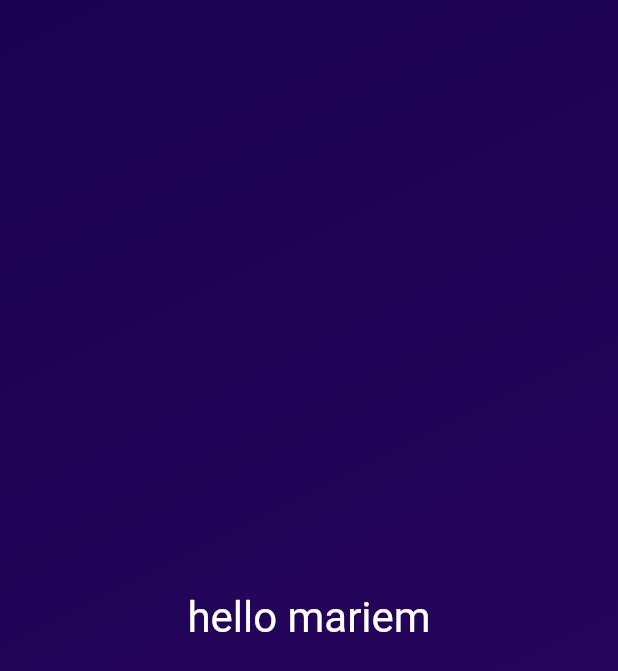
After one commit to mariemmedahid/Formation_Flutter_Itkan, a Flutter app: the screen it shows after launch, on a phone screen of 412 x 824 dp. The commit adds this screen. Shown: the top 671 px of the screen. Run offline on Flutter 3.47's test engine with Material 2 defaults, Android fonts, the light colour scheme and no system bars.

Commit message:
section2 dart&flutter create_custom_widget

```diff
--- /dev/null
+++ b/lib/gradient_container.dart
@@ -0,0 +1,25 @@
+import 'package:flutter/material.dart';
+import 'package:testfrmitkn/styled_text.dart';
+
+class GradientContainer extends StatelessWidget{
+  const GradientContainer({super.key});
+  @override
+  Widget build(BuildContext context) {
+
+    return Container(
+        decoration: BoxDecoration(
+          gradient: LinearGradient(
+            colors: [Color.fromARGB(255, 26, 2, 80),Color.fromARGB(255, 45, 7, 98)],
+            begin: Alignment.topLeft,
+            end: Alignment.bottomRight
+          ),
+        ),
+        child: Center(
+          child:styled_text()
+        ),
+      );
+  }
+
+
+
+}
--- a/lib/main.dart
+++ b/lib/main.dart
@@ -1,21 +1,11 @@
 import 'package:flutter/material.dart';
+import 'package:testfrmitkn/gradient_container.dart';
 
 void main() {
   runApp(MaterialApp(
     debugShowCheckedModeBanner: false,
     home: Scaffold(
-      body: Container(
-        decoration: BoxDecoration(
-          gradient: LinearGradient(
-            colors: [Color.fromARGB(255, 26, 2, 80),Color.fromARGB(255, 45, 7, 98)],
-            begin: Alignment.topLeft,
-            end: Alignment.bottomRight
-          ),
-        ),
-        child: Center(
-          child: Text("hello mariem",style: TextStyle(color: Colors.white,fontSize: 28),),
-        ),
-      ),
+      body: GradientContainer(),
     ),
   ));
 }
--- /dev/null
+++ b/lib/styled_text.dart
@@ -0,0 +1,11 @@
+import 'package:flutter/material.dart';
+
+class styled_text extends StatelessWidget {
+  const styled_text({super.key});
+
+  @override
+  Widget build(BuildContext context) {
+    return const Text("hello mariem",style: TextStyle(color: Colors.white,fontSize: 28),);
+
+  }
+}
```
